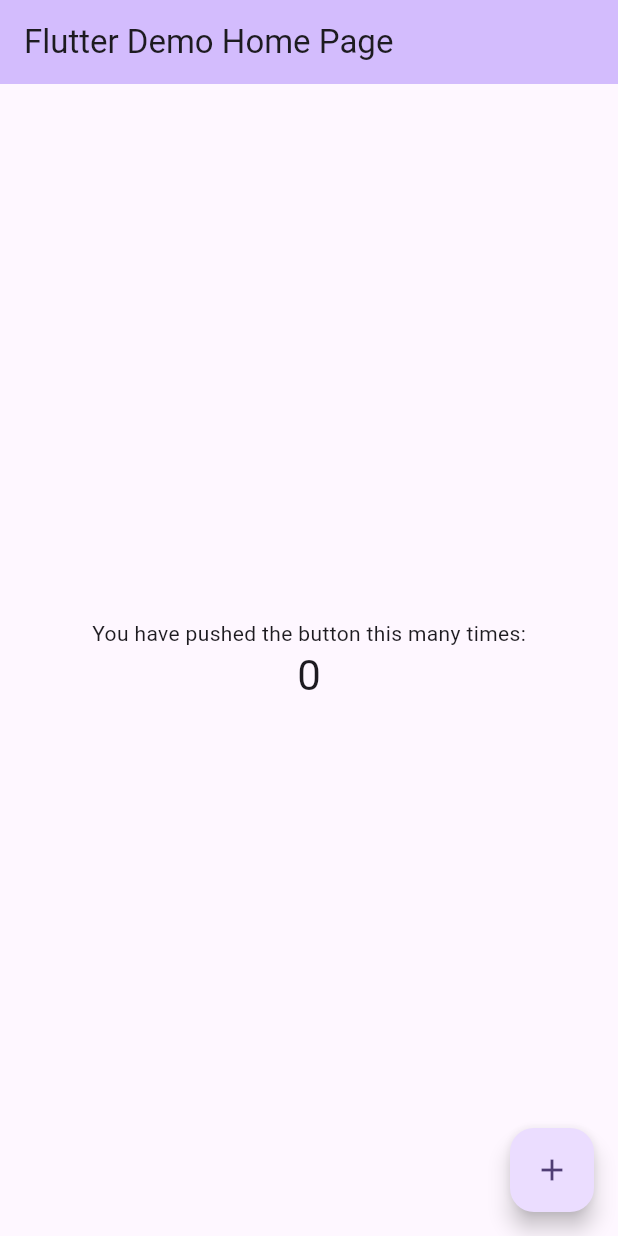
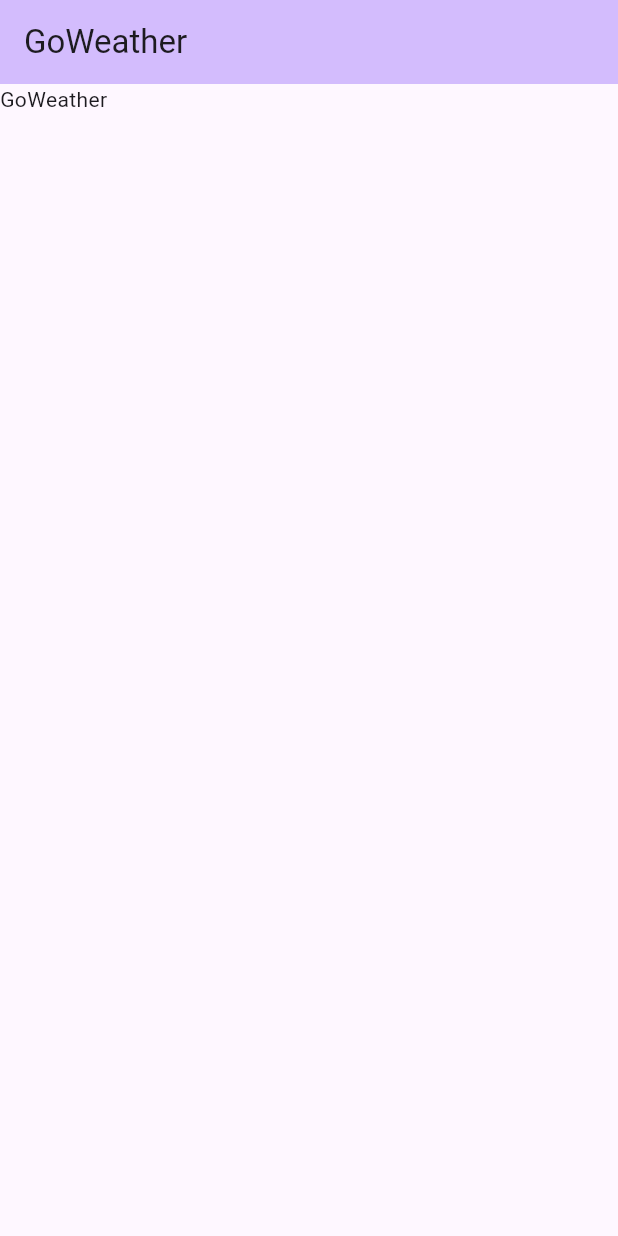
Before and after one commit to MarlonWiss2212/weather_app, a Flutter app: the screen it shows after launch, on a phone screen of 412 x 824 dp. Run offline on Flutter 3.47's test engine with Material 3 defaults, Android fonts, the phone set to English and light mode, and no system bars.

Commit message:
add structure

```diff
--- /dev/null
+++ b/lib/core/usecase/usecase.dart
@@ -0,0 +1,3 @@
+abstract class UseCase<Type, Params> {
+  Future<Type> call({Params params});
+}
--- a/lib/main.dart
+++ b/lib/main.dart
@@ -7,119 +7,35 @@ void main() {
 class MyApp extends StatelessWidget {
   const MyApp({super.key});
 
-  // This widget is the root of your application.
   @override
   Widget build(BuildContext context) {
     return MaterialApp(
-      title: 'Flutter Demo',
+      title: 'GoWeather',
       theme: ThemeData(
-        // This is the theme of your application.
-        //
-        // TRY THIS: Try running your application with "flutter run". You'll see
-        // the application has a blue toolbar. Then, without quitting the app,
-        // try changing the seedColor in the colorScheme below to Colors.green
-        // and then invoke "hot reload" (save your changes or press the "hot
-        // reload" button in a Flutter-supported IDE, or press "r" if you used
-        // the command line to start the app).
-        //
-        // Notice that the counter didn't reset back to zero; the application
-        // state is not lost during the reload. To reset the state, use hot
-        // restart instead.
-        //
-        // This works for code too, not just values: Most code changes can be
-        // tested with just a hot reload.
         colorScheme: ColorScheme.fromSeed(seedColor: Colors.deepPurple),
         useMaterial3: true,
       ),
-      home: const MyHomePage(title: 'Flutter Demo Home Page'),
+      home: const MyHomePage(),
     );
   }
 }
 
 class MyHomePage extends StatefulWidget {
-  const MyHomePage({super.key, required this.title});
-
-  // This widget is the home page of your application. It is stateful, meaning
-  // that it has a State object (defined below) that contains fields that affect
-  // how it looks.
-
-  // This class is the configuration for the state. It holds the values (in this
-  // case the title) provided by the parent (in this case the App widget) and
-  // used by the build method of the State. Fields in a Widget subclass are
-  // always marked "final".
-
-  final String title;
+  const MyHomePage({super.key});
 
   @override
   State<MyHomePage> createState() => _MyHomePageState();
 }
 
 class _MyHomePageState extends State<MyHomePage> {
-  int _counter = 0;
-
-  void _incrementCounter() {
-    setState(() {
-      // This call to setState tells the Flutter framework that something has
-      // changed in this State, which causes it to rerun the build method below
-      // so that the display can reflect the updated values. If we changed
-      // _counter without calling setState(), then the build method would not be
-      // called again, and so nothing would appear to happen.
-      _counter++;
-    });
-  }
-
   @override
   Widget build(BuildContext context) {
-    // This method is rerun every time setState is called, for instance as done
-    // by the _incrementCounter method above.
-    //
-    // The Flutter framework has been optimized to make rerunning build methods
-    // fast, so that you can just rebuild anything that needs updating rather
-    // than having to individually change instances of widgets.
     return Scaffold(
       appBar: AppBar(
-        // TRY THIS: Try changing the color here to a specific color (to
-        // Colors.amber, perhaps?) and trigger a hot reload to see the AppBar
-        // change color while the other colors stay the same.
         backgroundColor: Theme.of(context).colorScheme.inversePrimary,
-        // Here we take the value from the MyHomePage object that was created by
-        // the App.build method, and use it to set our appbar title.
-        title: Text(widget.title),
+        title: const Text("GoWeather"),
       ),
-      body: Center(
-        // Center is a layout widget. It takes a single child and positions it
-        // in the middle of the parent.
-        child: Column(
-          // Column is also a layout widget. It takes a list of children and
-          // arranges them vertically. By default, it sizes itself to fit its
-          // children horizontally, and tries to be as tall as its parent.
-          //
-          // Column has various properties to control how it sizes itself and
-          // how it positions its children. Here we use mainAxisAlignment to
-          // center the children vertically; the main axis here is the vertical
-          // axis because Columns are vertical (the cross axis would be
-          // horizontal).
-          //
-          // TRY THIS: Invoke "debug painting" (choose the "Toggle Debug Paint"
-          // action in the IDE, or press "p" in the console), to see the
-          // wireframe for each widget.
-          mainAxisAlignment: MainAxisAlignment.center,
-          children: <Widget>[
-            const Text(
-              'You have pushed the button this many times:',
-            ),
-            Text(
-              '$_counter',
-              style: Theme.of(context).textTheme.headlineMedium,
-            ),
-          ],
-        ),
-      ),
-      floatingActionButton: FloatingActionButton(
-        onPressed: _incrementCounter,
-        tooltip: 'Increment',
-        child: const Icon(Icons.add),
-      ), // This trailing comma makes auto-formatting nicer for build methods.
+      body: const Text("GoWeather"),
     );
   }
 }
```
Also changed, not shown: pubspec.lock.
